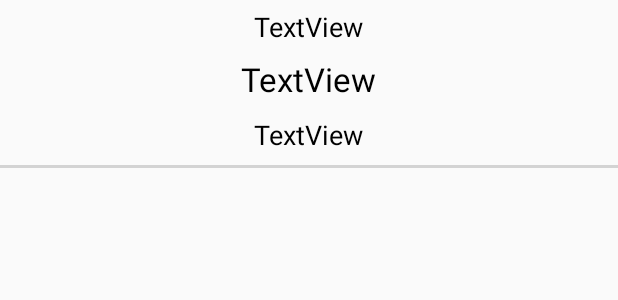
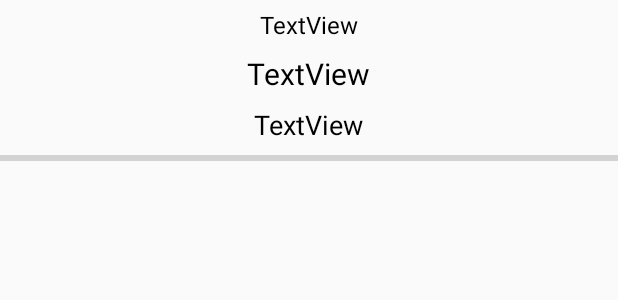
Before and after one commit to ondramisar/EngineerClicker, an Android app: the layout item_of_info_list.xml on its own in the app's theme, with its tools: preview values and no code run, on a phone screen of 412 x 824 dp. Shown: the top 300 px of the screen. Run offline under Robolectric (Android 15) with nearby library versions, the phone set to English and light mode, and no system bars.

Commit message:
this is for a new update

```diff
--- a/app/src/main/java/com/companybest/ondra/engineerclicker/Activitis/BettingTab.java
+++ b/app/src/main/java/com/companybest/ondra/engineerclicker/Activitis/BettingTab.java
@@ -49,7 +49,7 @@ public class BettingTab extends Fragment implements RewardedVideoAdListener{
 
         mAd = MobileAds.getRewardedVideoAdInstance(getContext());
         mAd.setRewardedVideoAdListener(this);
-        loadAd();
+        //loadAd();
 
         //AD VIEW
         AdView mAdView4 = (AdView) rootView.findViewById(R.id.adView4);
--- a/app/src/main/java/com/companybest/ondra/engineerclicker/Activitis/InfTab.java
+++ b/app/src/main/java/com/companybest/ondra/engineerclicker/Activitis/InfTab.java
@@ -35,7 +35,7 @@ public class InfTab extends Fragment{
         //AD VIEW
         AdView mAdView = (AdView) rootView.findViewById(R.id.adView5);
         AdRequest adRequest = new AdRequest.Builder().build();
-        mAdView.loadAd(adRequest);
+        //mAdView.loadAd(adRequest);
 
         RealmRecyclerView infoList = (RealmRecyclerView) rootView.findViewById(R.id.info_rcycler_view);
 
--- a/app/src/main/java/com/companybest/ondra/engineerclicker/Activitis/MechTab.java
+++ b/app/src/main/java/com/companybest/ondra/engineerclicker/Activitis/MechTab.java
@@ -47,7 +47,7 @@ public class MechTab extends Fragment {
         //AD VIEW
         AdView mAdView = (AdView) rootView.findViewById(R.id.adView);
         AdRequest adRequest = new AdRequest.Builder().build();
-        mAdView.loadAd(adRequest);
+        //mAdView.loadAd(adRequest);
 
         final Realm realm = Realm.getDefaultInstance();
         try {
--- a/app/src/main/java/com/companybest/ondra/engineerclicker/Activitis/ResetGameFragment.java
+++ b/app/src/main/java/com/companybest/ondra/engineerclicker/Activitis/ResetGameFragment.java
@@ -72,6 +72,7 @@ public class ResetGameFragment extends DialogFragment {
                         mainReferences.createAllMaterials();
                         mainReferences.createAllUpgrades();
                         mainReferences.createWorker();
+                        mainReferences.createPartOfUser();
 
                     } else if (numberOfMachine >= 5 && numberOfMachine < 10) {
                         deleteUpgrade();
@@ -80,6 +81,7 @@ public class ResetGameFragment extends DialogFragment {
                         mainReferences.createAllMachines();
                         mainReferences.createAllUpgrades();
                         mainReferences.createWorker();
+                        mainReferences.createPartOfUser();
 
                     } else if (numberOfMachine == 10) {
                         deleteUpgrade();
@@ -91,6 +93,7 @@ public class ResetGameFragment extends DialogFragment {
                         mainReferences.createAllUpgrades();
                         mainReferences.createNewUpgrade();
                         mainReferences.createWorker();
+                        mainReferences.createPartOfUser();
 
                     } else if (numberOfMachine > 10) {
                         deleteUpgrade();
@@ -102,6 +105,7 @@ public class ResetGameFragment extends DialogFragment {
                         mainReferences.createAllUpgrades();
                         mainReferences.createNewUpgrade();
                         mainReferences.createWorker();
+                        mainReferences.createPartOfUser();
 
                     }
 
--- a/app/src/main/java/com/companybest/ondra/engineerclicker/Activitis/StockTab.java
+++ b/app/src/main/java/com/companybest/ondra/engineerclicker/Activitis/StockTab.java
@@ -35,7 +35,7 @@ public class StockTab extends Fragment {
         //AD VIEW
         AdView mAdView2 = (AdView) rootView.findViewById(R.id.adView2);
         AdRequest adRequest2 = new AdRequest.Builder().build();
-        mAdView2.loadAd(adRequest2);
+        //mAdView2.loadAd(adRequest2);
 
         Realm realm = Realm.getDefaultInstance();
         try {
--- a/app/src/main/java/com/companybest/ondra/engineerclicker/Activitis/UpgradeTab.java
+++ b/app/src/main/java/com/companybest/ondra/engineerclicker/Activitis/UpgradeTab.java
@@ -33,7 +33,7 @@ public class UpgradeTab extends Fragment {
         //AD VIEW
         AdView mAdView3 = (AdView) rootView.findViewById(R.id.adView3);
         AdRequest adRequest3 = new AdRequest.Builder().build();
-        mAdView3.loadAd(adRequest3);
+        //mAdView3.loadAd(adRequest3);
 
 
         Realm realm = Realm.getDefaultInstance();
--- a/app/src/main/java/com/companybest/ondra/engineerclicker/MyService.java
+++ b/app/src/main/java/com/companybest/ondra/engineerclicker/MyService.java
@@ -220,7 +220,6 @@ public class MyService extends Service {
 
                 machineThread(m9);
 
-
             }
 
             if (timeForMachine10 > m10.getTimerOfMachine()) {
--- a/app/src/main/java/com/companybest/ondra/engineerclicker/RealmBaseActivity.java
+++ b/app/src/main/java/com/companybest/ondra/engineerclicker/RealmBaseActivity.java
@@ -2,6 +2,7 @@ package com.companybest.ondra.engineerclicker;
 
 import android.support.v7.app.AppCompatActivity;
 
+import com.companybest.ondra.engineerclicker.References.MyMigration;
 import com.facebook.drawee.backends.pipeline.Fresco;
 
 import io.realm.Realm;
@@ -18,6 +19,7 @@ public abstract class RealmBaseActivity extends AppCompatActivity {
         if (realmConfiguration == null) {
             realmConfiguration = new RealmConfiguration
                     .Builder()
+                    .migration( new MyMigration())
                     .build();
         }
 
--- a/app/src/main/res/layout/item_of_info_list.xml
+++ b/app/src/main/res/layout/item_of_info_list.xml
@@ -5,13 +5,13 @@
 
     <RelativeLayout
         android:layout_width="match_parent"
-        android:layout_height="112dp">
+        android:layout_height="268dp">
 
         <TextView
             android:id="@+id/levelOfUser"
             android:layout_width="wrap_content"
             android:layout_height="wrap_content"
-            android:textSize="22sp"
+            android:textSize="20sp"
             android:text="TextView"
             android:layout_marginTop="8dp"
             android:textColor="@color/common_google_signin_btn_text_dark_focused"
@@ -24,17 +24,53 @@
             android:layout_height="wrap_content"
             android:layout_below="@+id/levelOfUser"
             android:layout_centerHorizontal="true"
-            android:layout_marginTop="10dp"
+            android:layout_marginTop="8dp"
             android:text="TextView"
             android:textColor="@color/common_google_signin_btn_text_dark_focused"
             android:textSize="18sp" />
 
+
+        <!--
+        <TextView
+            android:id="@+id/maxMachine"
+            android:layout_width="wrap_content"
+            android:layout_height="wrap_content"
+            android:textSize="14sp"
+            android:text="TextView"
+            android:textColor="@color/common_google_signin_btn_text_dark_focused"
+            android:layout_marginTop="15dp"
+            android:layout_below="@+id/progressOfLevel"
+            android:layout_centerHorizontal="true"/>
+
+        <TextView
+            android:id="@+id/maxWorkers"
+            android:layout_width="wrap_content"
+            android:layout_height="wrap_content"
+            android:layout_marginTop="8dp"
+            android:layout_below="@+id/maxMachine"
+            android:layout_centerHorizontal="true"
+            android:text="TextView"
+            android:textColor="@color/common_google_signin_btn_text_dark_focused"
+            android:textSize="14sp" />
+
+
+        <TextView
+            android:id="@+id/maxUpgrade"
+            android:layout_width="wrap_content"
+            android:layout_height="wrap_content"
+            android:layout_marginTop="8dp"
+            android:layout_below="@+id/maxWorkers"
+            android:layout_centerHorizontal="true"
+            android:text="TextView"
+            android:textColor="@color/common_google_signin_btn_text_dark_focused"
+            android:textSize="14sp" />
+-->
         <ProgressBar
             android:id="@+id/progressOfLevel"
             style="?android:attr/progressBarStyleHorizontal"
             android:layout_width="match_parent"
             android:layout_height="wrap_content"
-            android:layout_marginTop="8dp"
+            android:layout_marginTop="2dp"
             android:layout_below="@+id/expNumber"
             android:layout_alignParentLeft="true"
             android:layout_alignParentStart="true" />
@@ -44,7 +80,7 @@
             android:layout_width="wrap_content"
             android:layout_height="wrap_content"
             android:layout_marginTop="5dp"
-            android:textSize="18sp"
+            android:textSize="16sp"
             android:layout_alignParentTop="true"
             android:layout_centerHorizontal="true"
             android:textColor="@color/common_google_signin_btn_text_dark_focused"
```
Also changed, not shown: app/src/main/java/com/companybest/ondra/engineerclicker/Adapters/InfoAdapter.java (+9 -1 lines), app/src/main/java/com/companybest/ondra/engineerclicker/Models/User.java (+29 -0 lines), app/src/main/java/com/companybest/ondra/engineerclicker/References/MainReferences.java (+18 -1 lines), app/src/main/java/com/companybest/ondra/engineerclicker/References/MyMigration.java (+16 -6 lines), app/src/main/res/layout/inf_tab.xml (+2 -12 lines), 10 other files.
